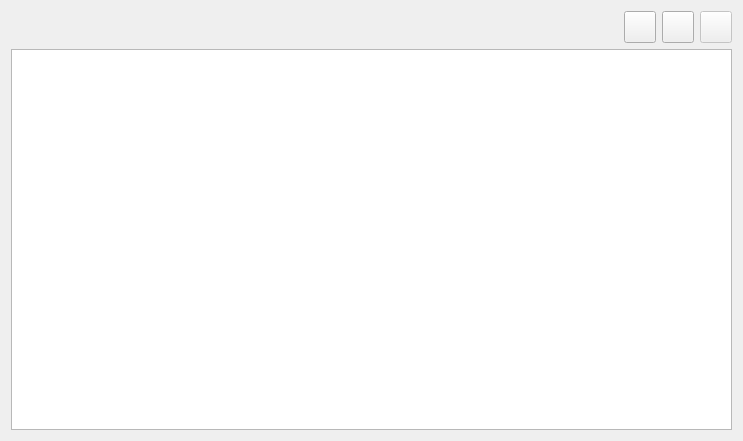
First picture: the form in compras_widget.ui, repository mdchaparror/QFinanzas, before the edit.
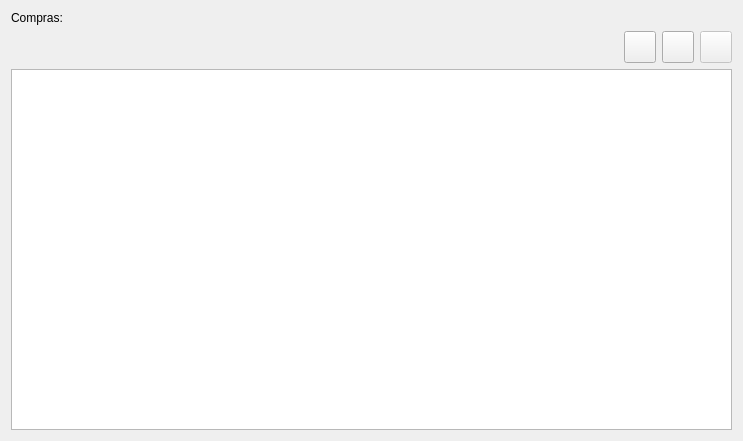
Second picture: the form after the edit. Icons and pictures are not drawn.

What changed in the file:
```diff
--- a/compras_widget.ui
+++ b/compras_widget.ui
@@ -14,7 +14,26 @@
    <string>Form</string>
   </property>
   <layout class="QGridLayout" name="gridLayout">
-   <item row="0" column="0">
+   <item row="2" column="0">
+    <widget class="QTableView" name="tableCompras">
+     <property name="contextMenuPolicy">
+      <enum>Qt::CustomContextMenu</enum>
+     </property>
+     <property name="alternatingRowColors">
+      <bool>true</bool>
+     </property>
+     <property name="selectionMode">
+      <enum>QAbstractItemView::SingleSelection</enum>
+     </property>
+     <property name="selectionBehavior">
+      <enum>QAbstractItemView::SelectRows</enum>
+     </property>
+     <property name="sortingEnabled">
+      <bool>true</bool>
+     </property>
+    </widget>
+   </item>
+   <item row="1" column="0">
     <layout class="QHBoxLayout" name="Layout_toolsCompras">
      <item>
       <spacer name="horizontalSpacer">
@@ -121,22 +140,10 @@
      </item>
     </layout>
    </item>
-   <item row="1" column="0">
-    <widget class="QTableView" name="tableCompras">
-     <property name="contextMenuPolicy">
-      <enum>Qt::CustomContextMenu</enum>
-     </property>
-     <property name="alternatingRowColors">
-      <bool>true</bool>
-     </property>
-     <property name="selectionMode">
-      <enum>QAbstractItemView::SingleSelection</enum>
-     </property>
-     <property name="selectionBehavior">
-      <enum>QAbstractItemView::SelectRows</enum>
-     </property>
-     <property name="sortingEnabled">
-      <bool>true</bool>
+   <item row="0" column="0">
+    <widget class="QLabel" name="label">
+     <property name="text">
+      <string>Compras:</string>
      </property>
     </widget>
    </item>
```
